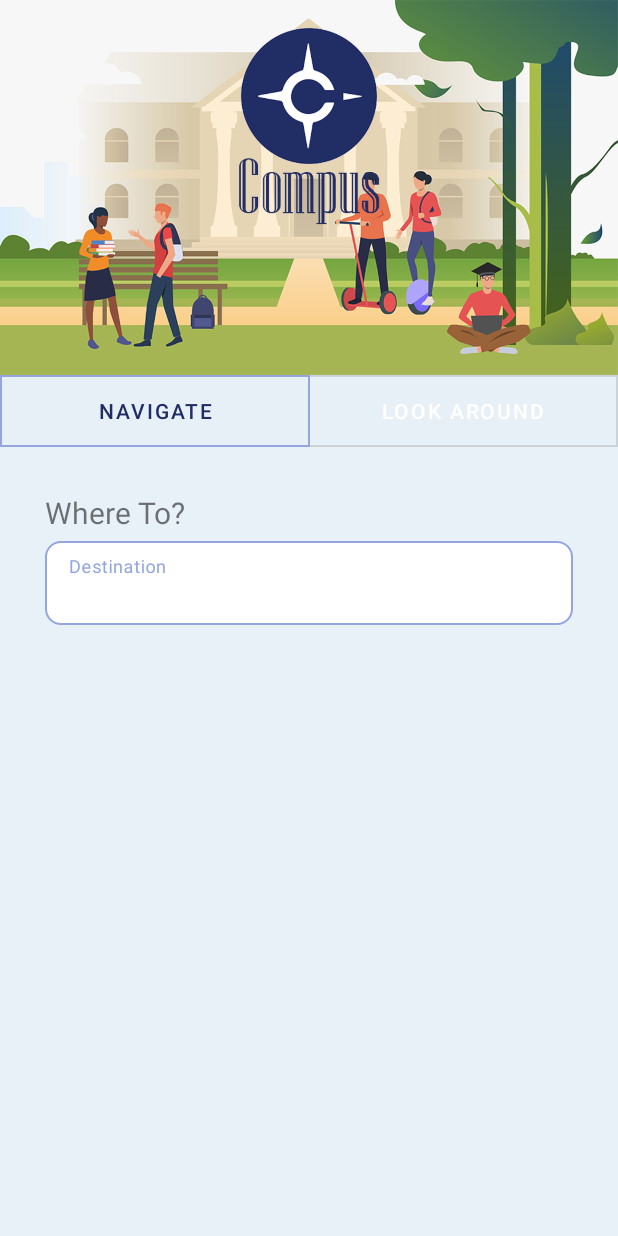
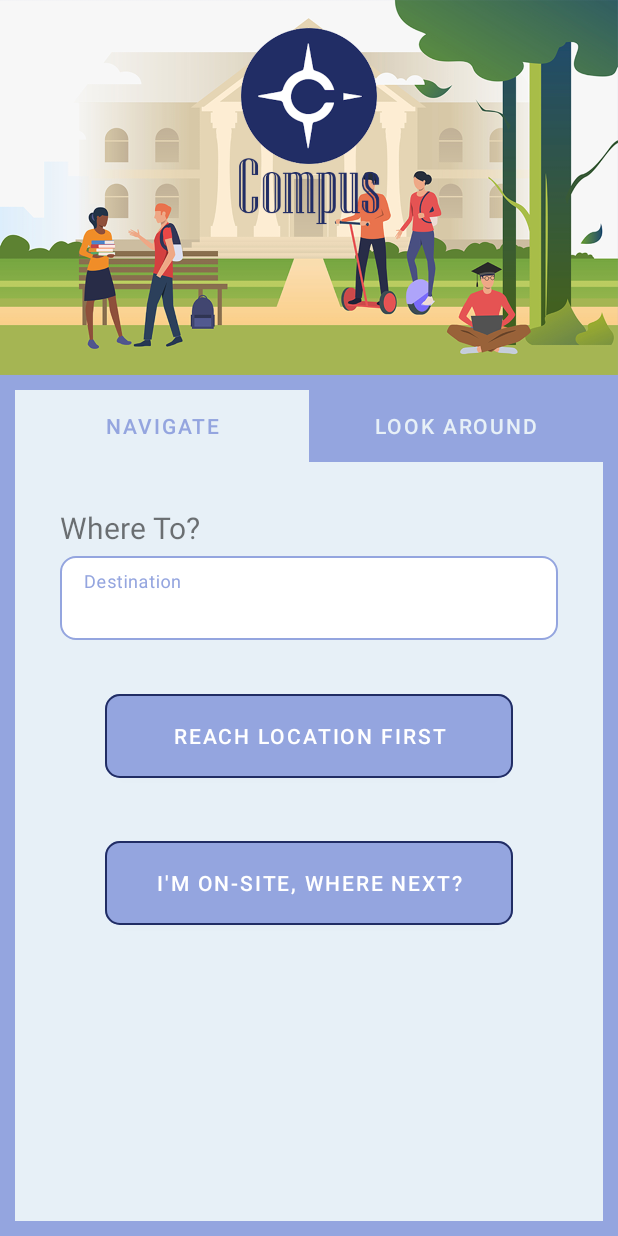
Before and after one commit to liranbr/2022B_MobileDevProject, an Android app: the screen it shows after launch (MainActivity), on a phone screen of 412 x 824 dp. Run offline under Robolectric (Android 15) with nearby library versions, the phone set to English and light mode, and no system bars.

Commit message:
Finished designing homepage (for now)

```diff
--- a/app/src/main/res/color/selectable_background.xml
+++ b/app/src/main/res/color/selectable_background.xml
@@ -1,5 +1,5 @@
 <?xml version="1.0" encoding="utf-8"?>
 <selector xmlns:android="http://schemas.android.com/apk/res/android">
     <item android:state_checked="true" android:color="#e7f0f7"/>
-    <item android:state_checked="false" android:color="#e7f0f7" />
+    <item android:state_checked="false" android:color="#94a5df" />
 </selector>
--- a/app/src/main/res/color/selectable_text.xml
+++ b/app/src/main/res/color/selectable_text.xml
@@ -1,5 +1,5 @@
 <?xml version="1.0" encoding="utf-8"?>
 <selector xmlns:android="http://schemas.android.com/apk/res/android">
-    <item android:state_checked="true" android:color="#212d64" />
-    <item android:state_checked="false" android:color="@color/white" />
+    <item android:state_checked="true" android:color="#94a5df" />
+    <item android:state_checked="false" android:color="#e7f0f7" />
 </selector>
--- /dev/null
+++ b/app/src/main/res/drawable/outlined_screen.xml
@@ -0,0 +1,7 @@
+<?xml version="1.0" encoding="utf-8"?>
+<shape xmlns:android="http://schemas.android.com/apk/res/android"
+    android:shape="rectangle">
+    <solid android:color="#e7f0f7"/>
+    <corners android:radius="20sp"/>
+    <stroke android:color="#94a5df" android:width="10sp"/>
+</shape>
--- a/app/src/main/res/layout/activity_homepage.xml
+++ b/app/src/main/res/layout/activity_homepage.xml
@@ -1,11 +1,10 @@
 <?xml version="1.0" encoding="utf-8"?>
 <LinearLayout xmlns:android="http://schemas.android.com/apk/res/android"
     xmlns:app="http://schemas.android.com/apk/res-auto"
-    xmlns:tools="http://schemas.android.com/tools"
     android:layout_width="match_parent"
     android:layout_height="match_parent"
     android:orientation="vertical"
-    android:background="#e8f1f8">
+    android:background="#94a5df">
 
     <ImageView
         android:id="@+id/imageView"
@@ -14,14 +13,20 @@
         android:adjustViewBounds="true"
         android:src="@drawable/compus_background" />
 
+    <LinearLayout
+        android:layout_width="match_parent"
+        android:layout_height="match_parent"
+        android:background="#e7f0f7"
+        android:layout_margin="10sp"
+        android:orientation="vertical">
+
         <com.google.android.material.button.MaterialButtonToggleGroup
             android:id="@+id/toggleButton"
             android:layout_width="match_parent"
             android:layout_height="wrap_content"
             app:singleSelection="true"
             app:selectionRequired="true"
-        app:checkedButton="@id/button1"
-        >
+            app:checkedButton="@id/button1">
 
             <com.google.android.material.button.MaterialButton
                 android:id="@+id/button1"
@@ -33,9 +38,9 @@
                 android:text="Navigate"
                 android:textColor="@color/selectable_text"
                 android:backgroundTint="@color/selectable_background"
-            style="?attr/materialButtonOutlinedStyle"
+                app:strokeWidth="0sp"
                 app:cornerRadius="0sp"
-            />
+                style="?attr/materialButtonOutlinedStyle" />
             <com.google.android.material.button.MaterialButton
                 android:id="@+id/button2"
                 android:layout_height="match_parent"
@@ -46,8 +51,9 @@
                 android:text="Look Around"
                 android:textColor="@color/selectable_text"
                 android:backgroundTint="@color/selectable_background"
-            style="?attr/materialButtonOutlinedStyle"
-            app:cornerRadius="0sp" />
+                app:strokeWidth="0sp"
+                app:cornerRadius="0sp"
+                style="?attr/materialButtonOutlinedStyle" />
         </com.google.android.material.button.MaterialButtonToggleGroup>
 
         <TextView
@@ -76,8 +82,31 @@
                 android:backgroundTint="@android:color/transparent"
                 android:hint="Destination"
                 android:inputType="text"
-            android:imeOptions="actionSearch"
+                android:imeOptions="actionUnspecified"
                 android:maxLines="1" />
         </com.google.android.material.textfield.TextInputLayout>
 
+        <com.google.android.material.button.MaterialButton
+            android:layout_width="match_parent"
+            android:layout_height="68sp"
+            android:layout_marginHorizontal="60sp"
+            android:layout_marginVertical="30sp"
+            android:text="Reach Location First"
+            android:id="@+id/reach_location"
+            app:cornerRadius="10sp"
+            app:strokeWidth="1sp"
+            app:strokeColor="#212d64"/>
+
+        <com.google.android.material.button.MaterialButton
+            android:layout_width="match_parent"
+            android:layout_height="68sp"
+            android:layout_marginHorizontal="60sp"
+            android:text="I'm on-site, where next?"
+            android:id="@+id/im_at_location"
+            app:cornerRadius="10sp"
+            app:strokeWidth="1sp"
+            app:strokeColor="#212d64"/>
+
     </LinearLayout>
+
+</LinearLayout>
```
Lines whose indentation alone changed are shown as unchanged.
